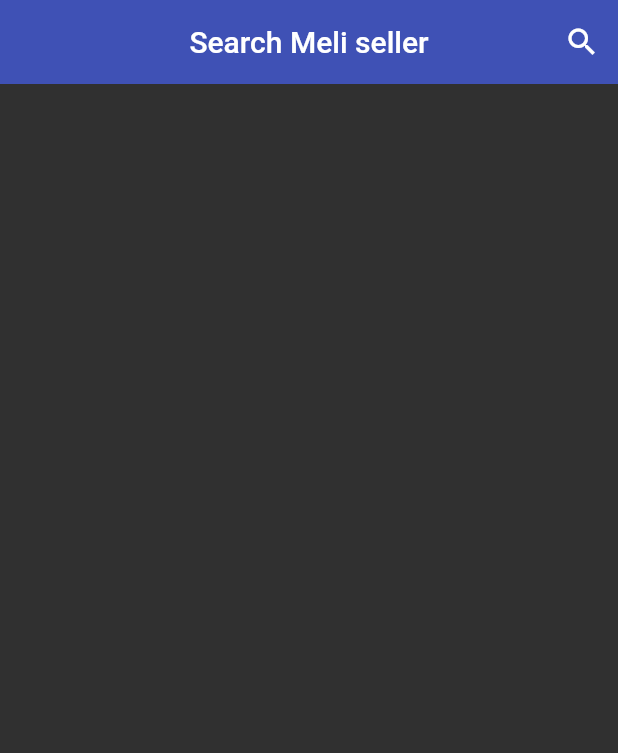
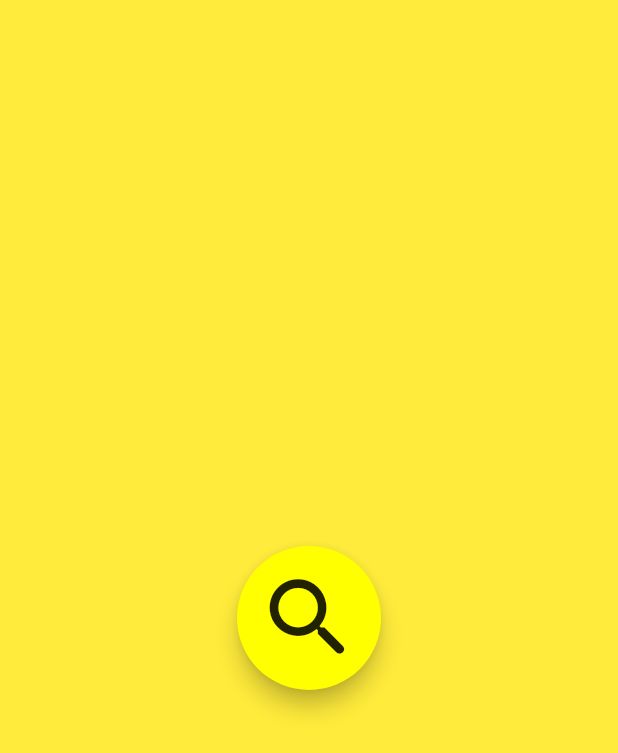
Before and after one commit to TazMania-Git/Meli_app_Flutter, a Flutter app: the screen it shows after launch, on a phone screen of 412 x 824 dp. Shown: the top 753 px of the screen. Run offline on Flutter 3.47's test engine with Material 2 defaults, Android fonts, the phone set to English and light mode, and no system bars.

Commit message:
Yellow Format

```diff
--- a/lib/main.dart
+++ b/lib/main.dart
@@ -8,6 +8,7 @@ class MyApp extends StatelessWidget {
   @override
   Widget build(BuildContext context) {
     return MaterialApp(
+      color: Colors.yellow,
       title: 'Movie App',
       debugShowCheckedModeBanner: false,
       initialRoute: 'home',
@@ -19,6 +20,10 @@ class MyApp extends StatelessWidget {
           appBarTheme: AppBarTheme(
         color: Colors.indigo,
       )),
+      // theme: ThemeData(
+      //     primarySwatch: Colors.yellow,
+      //     canvasColor: Colors.yellow,
+      //     appBarTheme: AppBarTheme(color: Colors.yellow)),
     );
   }
 }
--- a/lib/screens/home_screen.dart
+++ b/lib/screens/home_screen.dart
@@ -1,42 +1,66 @@
 import 'package:flutter/material.dart';
+import 'package:meli_app_flutter/search/search_delegate.dart';
 
-class HomeScreen extends StatefulWidget {
+class HomeScreen extends StatelessWidget {
   @override
-  State<HomeScreen> createState() => _HomeScreenState();
+  Widget build(BuildContext context) {
+    return Container(
+      color: Colors.yellow,
+      child: Center(
+          child: FloatingActionButton.large(
+        onPressed: () =>showSearch(context: context, delegate: SearchSellerDelegate()),
+        child: Icon(
+          Icons.search_rounded,
+          size: 70,
+          color: Colors.black87,
+        ),
+        backgroundColor: Colors.yellowAccent,
+      )),
+    );
+  }
 }
 
-class _HomeScreenState extends State<HomeScreen> {
-  Icon _searchIcon = new Icon(Icons.search);
-  Widget _appBarTitle = new Text('Search Meli seller');
-  final TextEditingController _filter = new TextEditingController();
-  @override
-  Widget build(BuildContext context) {
-    return Scaffold(
-      appBar: AppBar(
-        centerTitle: true,
-        title:_appBarTitle,
-        elevation: 0,
-        actions: [
-          IconButton(onPressed: () => _searchPressed(), icon: _searchIcon),
-        ],
-      ),
-      body: SingleChildScrollView(),
-    );
-  }
 
-  void _searchPressed() {
-    setState(() {
-      if (this._searchIcon.icon == Icons.search) {
-        this._searchIcon = new Icon(Icons.close);
-        this._appBarTitle = new TextField(
-          controller: _filter,
-          decoration: new InputDecoration(
-              prefixIcon: new Icon(Icons.search), hintText: 'Search...'),
-        );
-      } else {
-        this._searchIcon = new Icon(Icons.search);
-        this._appBarTitle = new Text('Search Meli seller');
-      }
-    });
-  }
-}
+
+
+////OLD THING///////
+// class HomeScreen extends StatefulWidget {
+//   @override
+//   State<HomeScreen> createState() => _HomeScreenState();
+// }
+
+// class _HomeScreenState extends State<HomeScreen> {
+//   Icon _searchIcon = new Icon(Icons.search);
+//   Widget _appBarTitle = new Text('Search Meli seller');
+//   final TextEditingController _filter = new TextEditingController();
+//   @override
+//   Widget build(BuildContext context) {
+//     return Scaffold(
+//       appBar: AppBar(
+//         centerTitle: true,
+//         title:_appBarTitle,
+//         elevation: 0,
+//         actions: [
+//           IconButton(onPressed: () => _searchPressed(), icon: _searchIcon),
+//         ],
+//       ),
+//       body: SingleChildScrollView(),
+//     );
+//   }
+
+//   void _searchPressed() {
+//     setState(() {
+//       if (this._searchIcon.icon == Icons.search) {
+//         this._searchIcon = new Icon(Icons.close);
+//         this._appBarTitle = new TextField(
+//           controller: _filter,
+//           decoration: new InputDecoration(
+//               prefixIcon: new Icon(Icons.search), hintText: 'Search...'),
+//         );
+//       } else {
+//         this._searchIcon = new Icon(Icons.search);
+//         this._appBarTitle = new Text('Search Meli seller');
+//       }
+//     });
+//   }
+// }
```
Also changed, not shown: lib/search/search_delegate.dart (added, +59 -0 lines).
